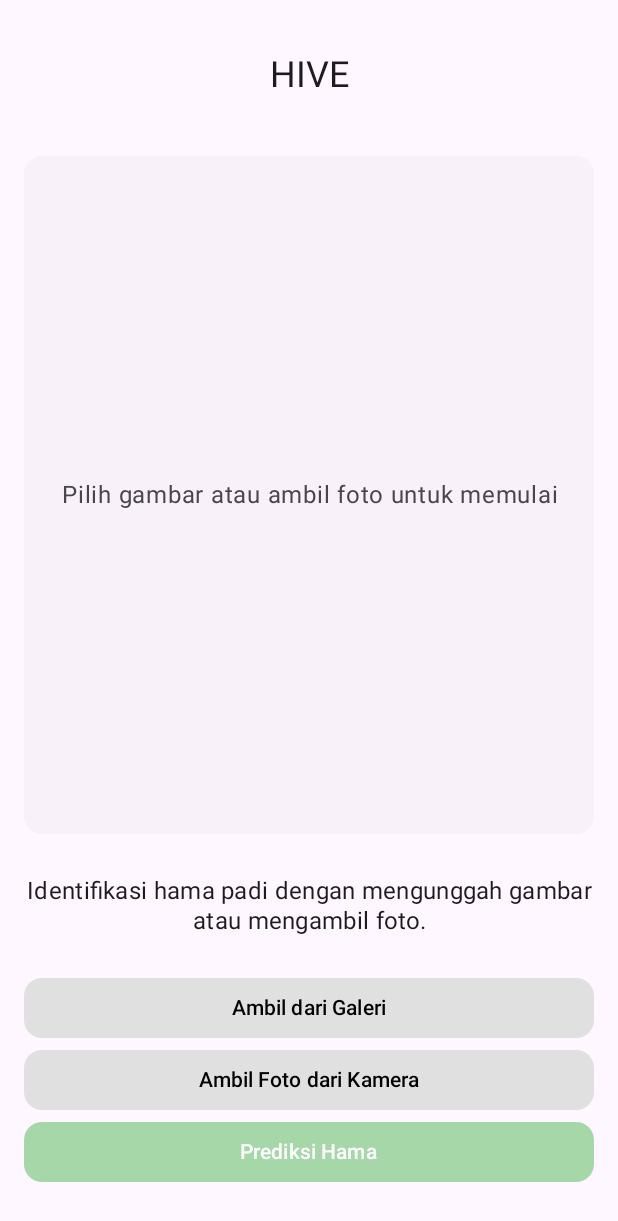
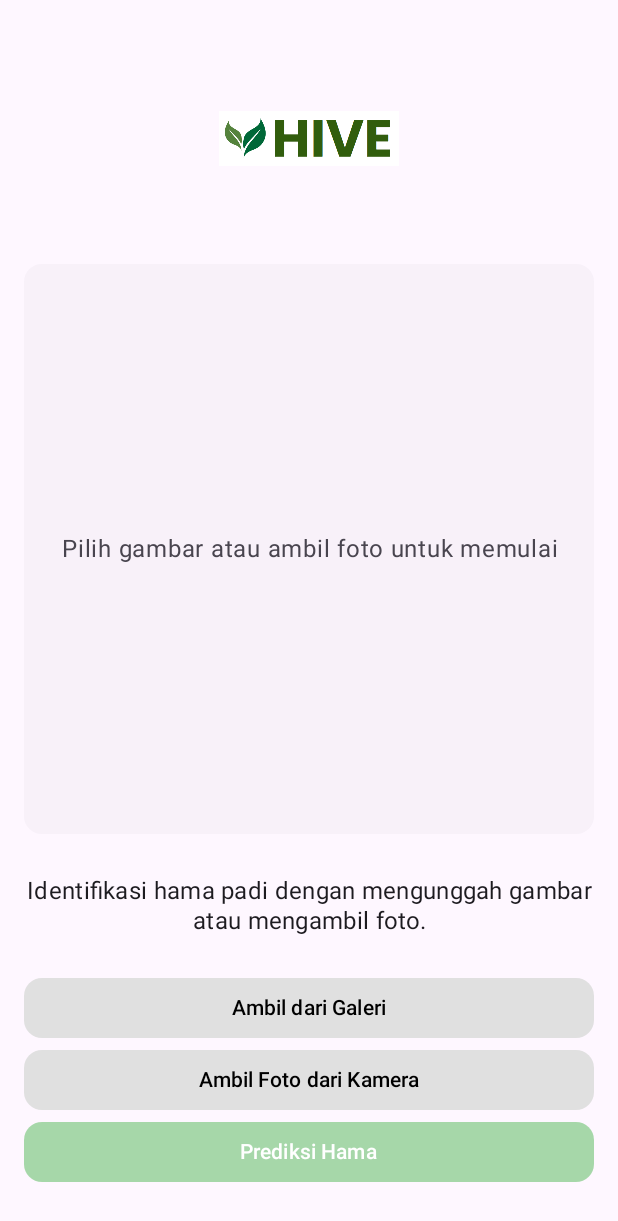
Before and after one commit to HIVE-LaskarAi/HIVE-App, an Android app built with Jetpack Compose: the screen it shows after launch (MainActivity), on a phone screen of 412 x 824 dp. Shown: the top 1221 px of the screen. Run offline under Robolectric (Android 15) with nearby library versions, the phone set to English and light mode, and no system bars.

```diff
--- a/app/src/main/java/com/laskarai/hive/ui/screens/classifier/PestClassifierScreen.kt
+++ b/app/src/main/java/com/laskarai/hive/ui/screens/classifier/PestClassifierScreen.kt
@@ -46,11 +46,13 @@ import androidx.compose.ui.Modifier
 import androidx.compose.ui.graphics.Color
 import androidx.compose.ui.graphics.asImageBitmap
 import androidx.compose.ui.platform.LocalContext
+import androidx.compose.ui.res.painterResource
 import androidx.compose.ui.text.style.TextAlign
 import androidx.compose.ui.unit.dp
 import androidx.compose.ui.unit.sp
 import androidx.core.content.ContextCompat
 import androidx.navigation.NavHostController
+import com.laskarai.hive.R
 import com.laskarai.hive.classifier.RicePestClassifier
 import com.laskarai.hive.ui.navigation.AppRoutes
 import com.laskarai.hive.utils.ComposeFileProvider
@@ -252,11 +254,12 @@ fun PestClassifierScreen(
                 horizontalAlignment = Alignment.CenterHorizontally,
                 verticalArrangement = Arrangement.Top
             ) {
-                Text(
-                    text = "HIVE",
-                    fontSize = 24.sp,
-                    style = MaterialTheme.typography.headlineMedium,
-                    modifier = Modifier.padding(top = 16.dp, bottom = 24.dp)
+                Image(
+                    painter = painterResource(id = R.drawable.hive_logo),
+                    contentDescription = "Logo HIVE",
+                    modifier = Modifier
+                        .padding(top = 16.dp, bottom = 12.dp)
+                        .size(120.dp) // bisa disesuaikan
                 )
                 Box(
                     modifier = Modifier
```
Also changed, not shown: app/src/main/res/drawable/hive_logo.png (added).
